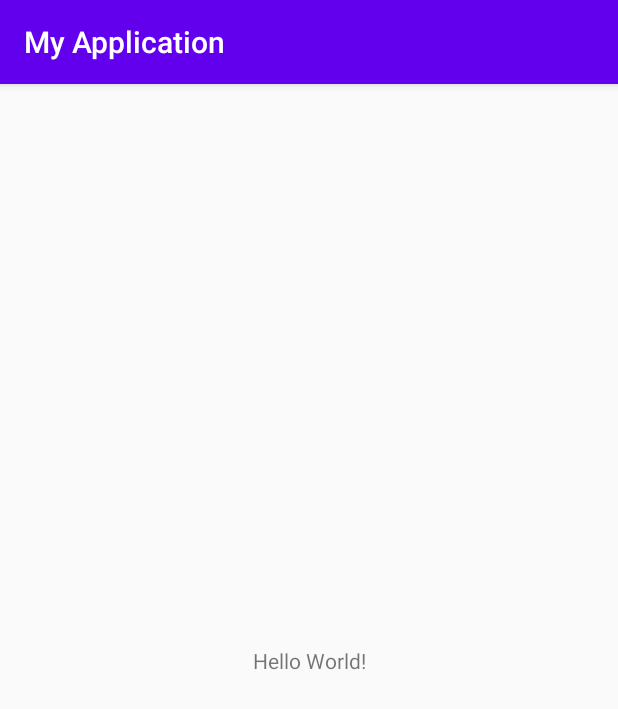
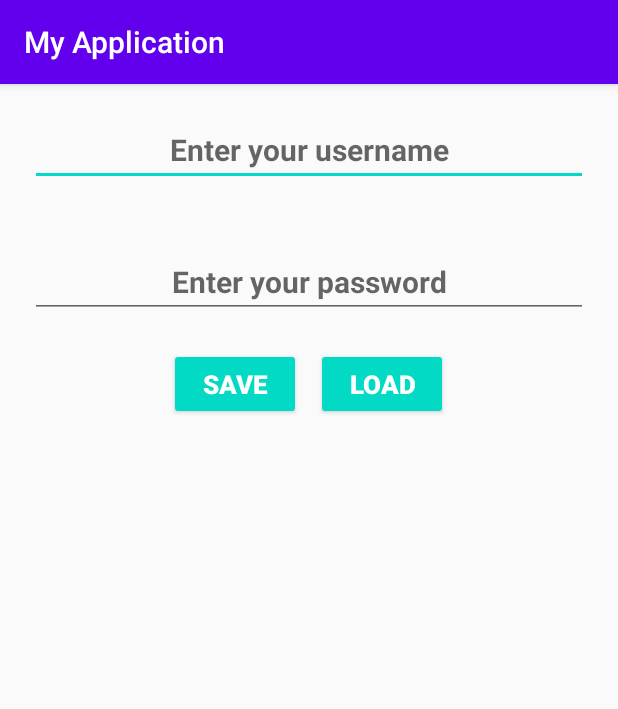
Before and after one commit to riazul701/android-aiyt, an Android app: the screen it shows after launch (MainActivity), on a phone screen of 412 x 824 dp. Shown: the top 709 px of the screen. Run offline under Robolectric (Android 15) with nearby library versions, the phone set to English and light mode, and no system bars.

Commit message:
Code from 115_SharedPreference_Example1_part2.
Tutorial_115: SharedPreference Example 1 (part-2) | Storing user
details.

```diff
--- a/app/src/main/java/com/example/myapplication/MainActivity.java
+++ b/app/src/main/java/com/example/myapplication/MainActivity.java
@@ -1,14 +1,67 @@
 package com.example.myapplication;
+
+import android.content.Context;
+import android.content.SharedPreferences;
+//import android.support.v7.app.AppCompatActivity;
+import android.os.Bundle;
+import android.view.View;
+import android.widget.Button;
+import android.widget.EditText;
+import android.widget.TextView;
+import android.widget.Toast;
 
 import androidx.appcompat.app.AppCompatActivity;
 
-import android.os.Bundle;
+public class MainActivity extends AppCompatActivity implements View.OnClickListener {
 
-public class MainActivity extends AppCompatActivity {
+    private TextView detailsTextView;
+    private EditText usernameEditText, passwordEditText;
+    private Button saveButton, loadButton;
 
     @Override
     protected void onCreate(Bundle savedInstanceState) {
         super.onCreate(savedInstanceState);
         setContentView(R.layout.activity_main);
+
+        detailsTextView = (TextView) findViewById(R.id.detailsTextViewId);
+        usernameEditText = (EditText) findViewById(R.id.usernameEditTextId);
+        passwordEditText = (EditText) findViewById(R.id.passwordEditTextId);
+        saveButton = (Button) findViewById(R.id.saveButtonId);
+        loadButton = (Button) findViewById(R.id.loadButtonId);
+
+        saveButton.setOnClickListener(this);
+        loadButton.setOnClickListener(this);
+    }
+
+    @Override
+    public void onClick(View view) {
+
+        if (view.getId() == R.id.saveButtonId) {
+            String username = usernameEditText.getText().toString();
+            String password = passwordEditText.getText().toString();
+
+            if (username.equals("") && password.equals("")) {
+                Toast.makeText(getApplicationContext(), "Please enter some data", Toast.LENGTH_SHORT).show();
+            } else {
+                // Writing Data
+                SharedPreferences sharedPreferences = getSharedPreferences("userDetails", Context.MODE_PRIVATE);
+                SharedPreferences.Editor editor = sharedPreferences.edit();
+                editor.putString("usernameKey", username);
+                editor.putString("passwordKey", password);
+                editor.commit();
+                usernameEditText.setText("");
+                passwordEditText.setText("");
+                Toast.makeText(getApplicationContext(), "Data is stored successfully", Toast.LENGTH_SHORT).show();
+            }
+        }
+        if (view.getId() == R.id.loadButtonId) {
+// To read data
+            SharedPreferences sharedPreferences = getSharedPreferences("userDetails", Context.MODE_PRIVATE);
+            if (sharedPreferences.contains("usernameKey") && sharedPreferences.contains("passwordKey")) {
+                String username = sharedPreferences.getString("usernameKey", "Data Not Found");
+                String password = sharedPreferences.getString("passwordKey", "Data Not Found");
+                detailsTextView.setText(username + "\n" + password);
+            }
+        }
     }
 }
--- a/app/src/main/res/layout/activity_main.xml
+++ b/app/src/main/res/layout/activity_main.xml
@@ -1,18 +1,66 @@
 <?xml version="1.0" encoding="utf-8"?>
-<androidx.constraintlayout.widget.ConstraintLayout xmlns:android="http://schemas.android.com/apk/res/android"
+<LinearLayout xmlns:android="http://schemas.android.com/apk/res/android"
     xmlns:app="http://schemas.android.com/apk/res-auto"
     xmlns:tools="http://schemas.android.com/tools"
     android:layout_width="match_parent"
     android:layout_height="match_parent"
-    tools:context=".MainActivity">
+    android:orientation="vertical"
+    tools:context="com.example.myapplication.MainActivity">
+
+    <EditText
+        android:id="@+id/usernameEditTextId"
+        android:layout_width="match_parent"
+        android:layout_height="wrap_content"
+        android:layout_margin="20dp"
+        android:hint="Enter your username"
+        android:textAlignment="center"
+        android:textSize="20sp"
+        android:textStyle="bold" />
+
+    <EditText
+        android:id="@+id/passwordEditTextId"
+        android:layout_width="match_parent"
+        android:layout_height="wrap_content"
+        android:layout_margin="20dp"
+        android:hint="Enter your password"
+        android:inputType="textPassword"
+        android:textAlignment="center"
+        android:textSize="20sp"
+        android:textStyle="bold" />
+
+    <LinearLayout
+        android:layout_width="match_parent"
+        android:layout_height="wrap_content"
+        android:gravity="center">
+
+        <Button
+            android:id="@+id/saveButtonId"
+            style="@style/Widget.AppCompat.Button.Colored"
+            android:layout_width="wrap_content"
+            android:layout_height="wrap_content"
+            android:layout_marginRight="10dp"
+            android:text="Save"
+            android:textSize="17sp"
+            android:textStyle="bold" />
+
+        <Button
+            android:id="@+id/loadButtonId"
+            style="@style/Widget.AppCompat.Button.Colored"
+            android:layout_width="wrap_content"
+            android:layout_height="wrap_content"
+            android:text="Load"
+            android:textSize="17sp"
+            android:textStyle="bold" />
+
+    </LinearLayout>
 
     <TextView
-        android:layout_width="wrap_content"
+        android:id="@+id/detailsTextViewId"
+        android:layout_width="match_parent"
         android:layout_height="wrap_content"
-        android:text="Hello World!"
-        app:layout_constraintBottom_toBottomOf="parent"
-        app:layout_constraintLeft_toLeftOf="parent"
-        app:layout_constraintRight_toRightOf="parent"
-        app:layout_constraintTop_toTopOf="parent" />
+        android:layout_marginTop="20dp"
+        android:textAlignment="center"
+        android:textSize="20sp"
+        android:textStyle="bold" />
 
-</androidx.constraintlayout.widget.ConstraintLayout>
+</LinearLayout>
```
